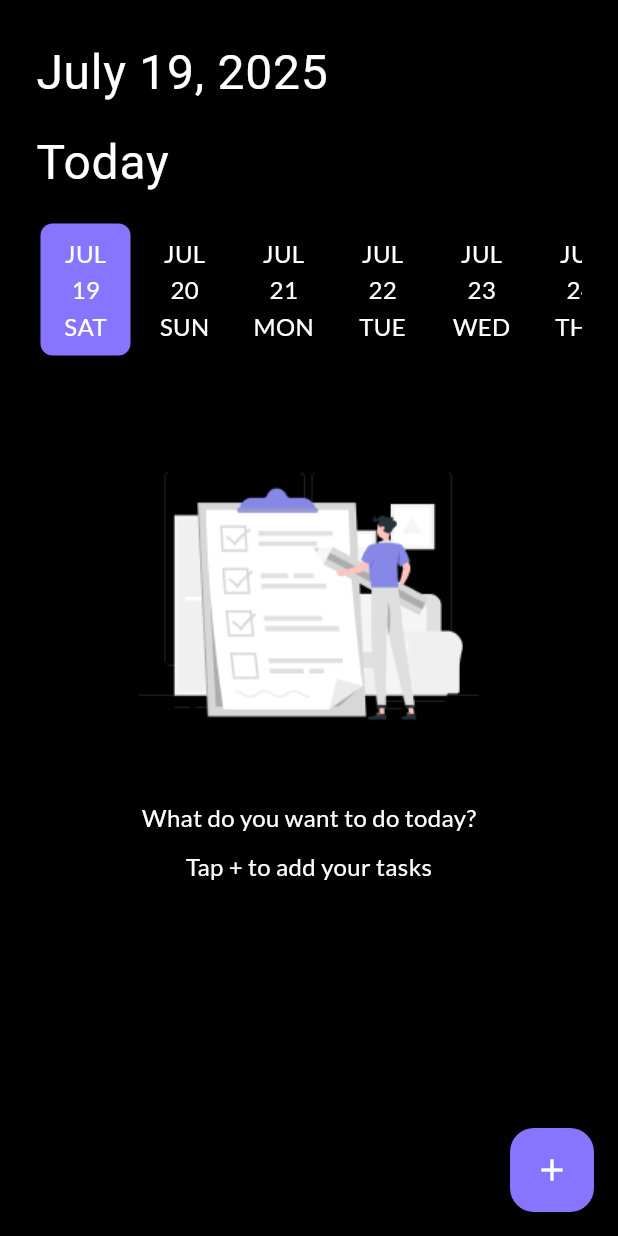
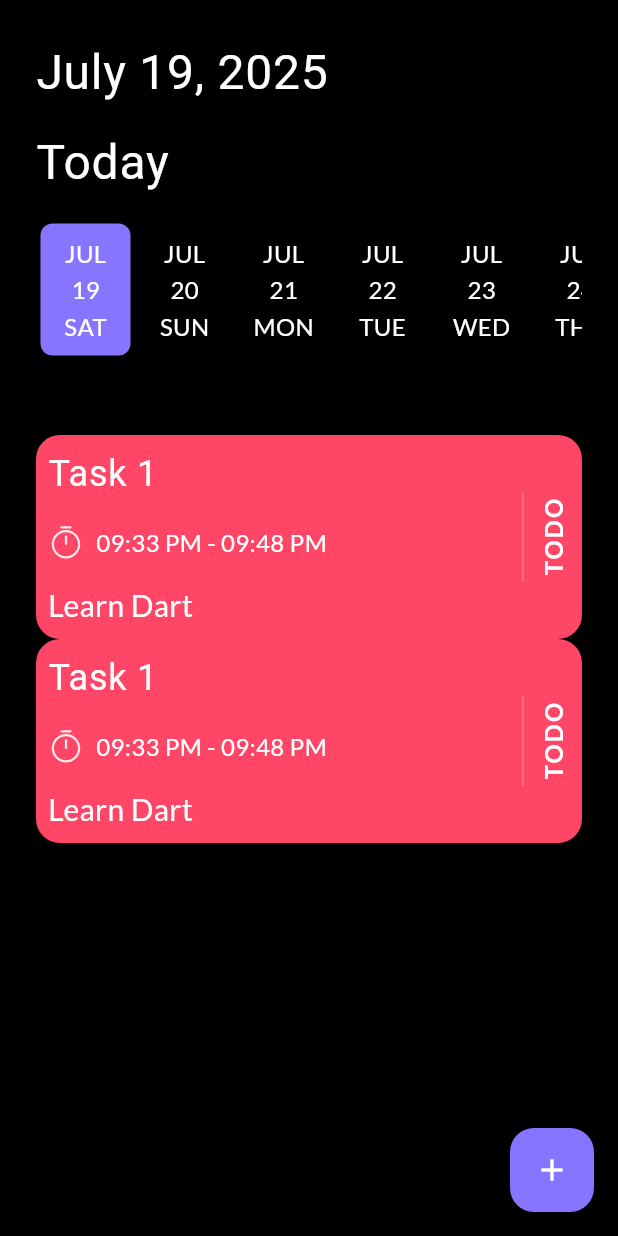
Before and after one commit to Tala-foqha/to_do_app, a Flutter app: the HomeView screen opened by its route, on a phone screen of 412 x 824 dp. Run offline on Flutter 3.47's test engine with Material 3 defaults, Android fonts, the phone set to English and light mode, and no system bars; drawn by our look-alikes of date_picker_timeline; our stand-ins replace flutter_svg, get_it, google_fonts, shared_preferences, smooth_page_indicator; accounts and stored records are empty.

Commit message:
task component done

```diff
--- a/lib/features/task/presentation/views/home/home_view.dart
+++ b/lib/features/task/presentation/views/home/home_view.dart
@@ -1,10 +1,12 @@
 // features/task/presentation/views/home/home_view.dart
 import 'package:date_picker_timeline/date_picker_widget.dart';
 import 'package:flutter/material.dart';
+import 'package:flutter_svg/flutter_svg.dart';
 import 'package:intl/intl.dart';
 import 'package:to_do_app/core/utils/app_colors%20(1).dart';
 import 'package:to_do_app/core/utils/app_strings.dart';
 import 'package:to_do_app/core/utils/app_styles.dart';
+import 'package:to_do_app/features/task/presentation/views/home/task_component.dart';
 
 class HomeView extends StatelessWidget {
   const HomeView({super.key});
@@ -58,7 +60,23 @@ class HomeView extends StatelessWidget {
                 ),
               ),
               SizedBox(height: 50,),
-              Column(
+              //noTasks()
+              TaskComponent(),
+               TaskComponent(),
+            ])
+        ),
+        backgroundColor: Colors.black,
+        floatingActionButton: FloatingActionButton(
+          onPressed: () {},
+          backgroundColor:AppColors.primary,
+          child: const Icon(Icons.add, color: Colors.white),
+        ),
+      ),
+    );
+  }
+
+  Column noTasks() {
+    return Column(
               crossAxisAlignment: CrossAxisAlignment.center,
               children: [
               Center(child: Image.asset('assets/images/Checklist-rafiki 1.png')),
@@ -77,20 +95,6 @@ class HomeView extends StatelessWidget {
 
 
 
-              ],)
-
-
-
-            ],
-          ),
-        ),
-        backgroundColor: Colors.black,
-        floatingActionButton: FloatingActionButton(
-          onPressed: () {},
-          backgroundColor:AppColors.primary,
-          child: const Icon(Icons.add, color: Colors.white),
-        ),
-      ),
-    );
+            ],);
   }
 }
--- /dev/null
+++ b/lib/features/task/presentation/views/home/task_component.dart
@@ -0,0 +1,87 @@
+// features/task/presentation/views/home/task_component.dart
+import 'package:flutter/material.dart';
+import 'package:flutter_svg/svg.dart';
+import 'package:to_do_app/core/utils/app_colors%20(1).dart';
+import 'package:to_do_app/core/utils/app_styles.dart';
+
+class TaskComponent extends StatelessWidget {
+  const TaskComponent({
+    super.key,
+  });
+
+  @override
+  Widget build(BuildContext context) {
+    return Container(
+      height: 136,
+      padding: const EdgeInsets.symmetric(horizontal: 8,vertical: 8),
+      decoration: BoxDecoration(
+        color: AppColors.red,
+        borderRadius: BorderRadius.circular(16),
+      ),
+      child: Row(
+        crossAxisAlignment: CrossAxisAlignment.center,
+        children: [
+          // الجزء الأيسر (نصوص المهمة)
+          Expanded(
+            //child:
+            // Padding(
+             // padding: const EdgeInsets.symmetric(vertical: 16.0),
+              child: Column(
+                crossAxisAlignment: CrossAxisAlignment.start,
+                mainAxisAlignment: MainAxisAlignment.spaceBetween,
+                children: [
+    Text(
+      'Task 1',
+      style: Theme.of(context).textTheme.bodyLarge!.copyWith(
+            color: Colors.white,
+            fontSize: 24,
+          ),
+    ),
+    Row(
+      children: [
+        // أيقونة الساعة
+        SvgPicture.asset('assets/images/timer.svg'),
+         const SizedBox(width: 8),
+        Text(
+          '09:33 PM - 09:48 PM',
+          style: AppStyles.latoRegular16.copyWith(
+            color: Colors.white,
+          ),
+        ),
+      ],
+    ),
+    Text(
+      'Learn Dart',
+      style: AppStyles.latoRegular16.copyWith(
+        color: Colors.white,
+        fontSize: 20,
+      ),
+    ),
+                ],
+              ),
+         //   ),
+          ),
+
+          // خط فاصل عمودي + كلمة TODO بشكل عمودي
+          Container(
+            width: 1,
+            height: 60,
+            color: Colors.white24,
+            margin: const EdgeInsets.symmetric(horizontal: 8),
+          ),
+          RotatedBox(
+            quarterTurns: 3, // لعرض النص عموديًا من الأسفل للأعلى
+            child: Text(
+              'TODO',
+              style: AppStyles.latoRegular16.copyWith(
+                color: Colors.white,
+                fontWeight: FontWeight.bold,
+                letterSpacing: 1.5,
+              ),
+            ),
+          ),
+        ],
+      ),
+    );
+  }
+}
--- a/pubspec.yaml
+++ b/pubspec.yaml
@@ -40,6 +40,7 @@ dependencies:
   get_it: ^8.0.3
   intl: ^0.20.2
   date_picker_timeline: ^1.2.7
+  flutter_svg: ^2.2.0
 
 dev_dependencies:
   flutter_test:
```
Also changed, not shown: assets/images/timer.svg (added), pubspec.lock. Lines whose indentation alone changed are shown as unchanged.
